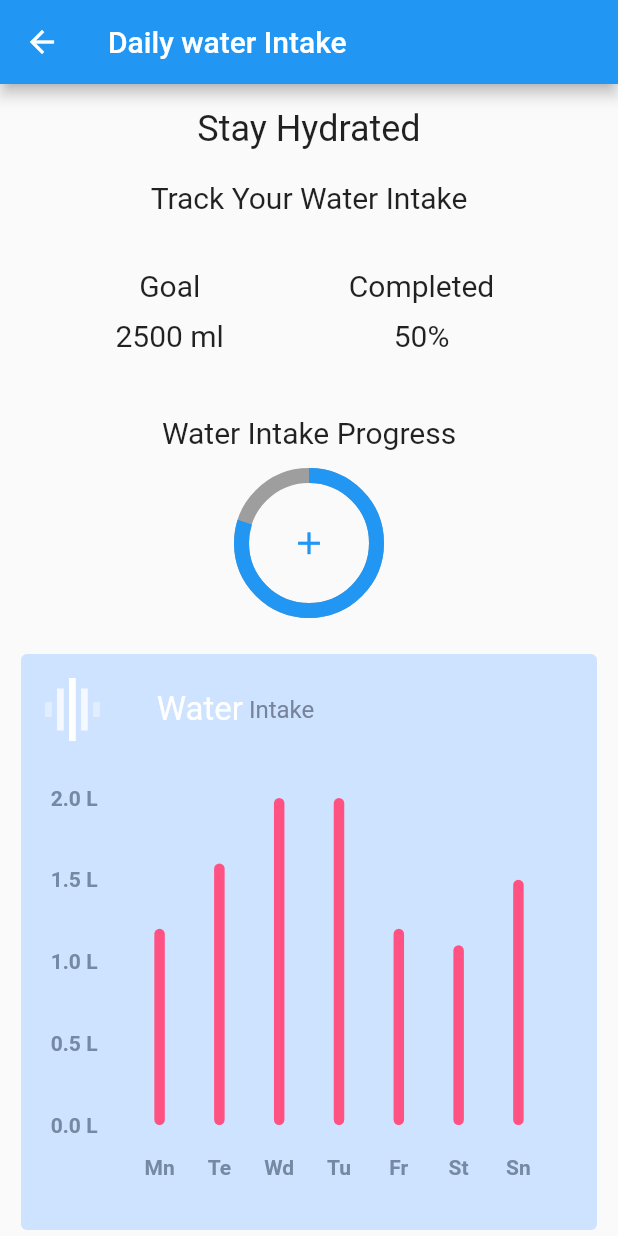
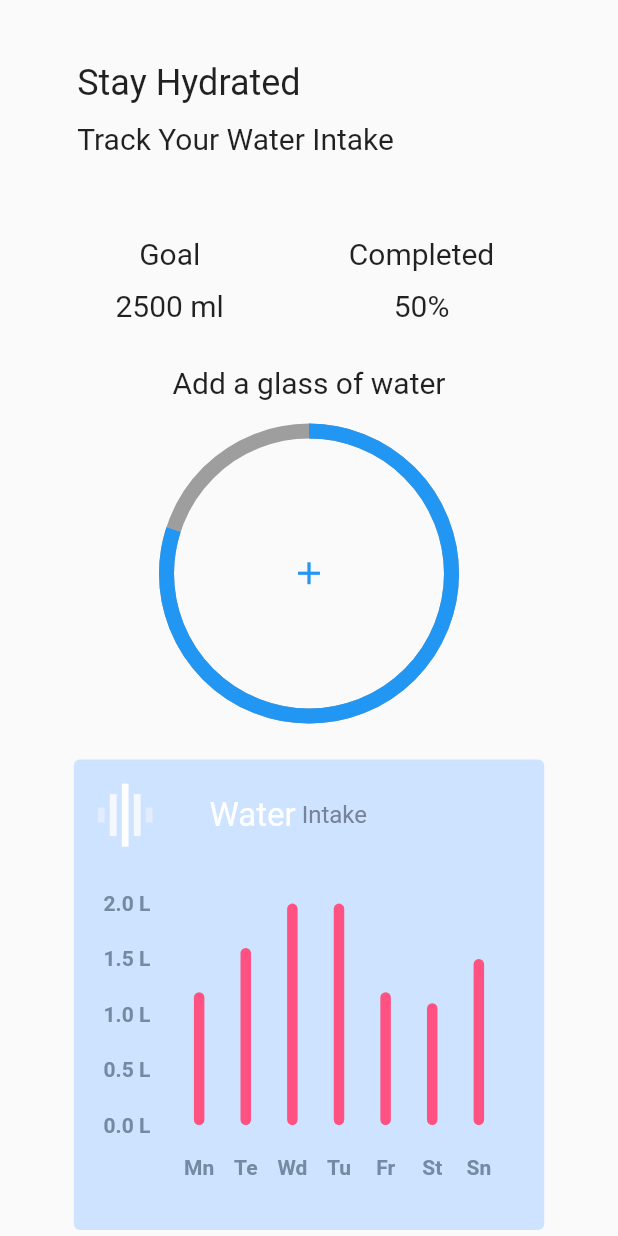
Before and after one commit to SumayaSiddique/Care_4_U_project, a Flutter app: the WaterIntake screen opened directly, on a phone screen of 412 x 824 dp. Run offline on Flutter 3.47's test engine with Material 2 defaults, Android fonts, the phone set to English and light mode, and no system bars; drawn by our look-alikes of fl_chart, percent_indicator; our stand-ins replace carousel_slider, cloud_firestore, firebase_auth, firebase_core, flutter_local_notifications, flutter_svg and 11 more; accounts and stored records are empty; network calls fail; Roboto replaces fonts that are missing (SF Pro Rounded); project files that could hold a hidden picture were left out.

Commit message:
Fixed the padding issue and removed the app bar

```diff
--- a/care_4_u_project/lib/Screens/Water Intake/WaterIntake.dart
+++ b/care_4_u_project/lib/Screens/Water Intake/WaterIntake.dart
@@ -14,15 +14,15 @@ class _WaterIntakeState extends State<WaterIntake> {
   @override
   Widget build(BuildContext context) {
     return Scaffold(
-      appBar: AppBar(
-        title: Text("Daily water Intake"),
-      ),
       body: Column(
         children: [
           Padding(
-            padding: const EdgeInsets.all(16.0),
-            child: Center(
+            padding: EdgeInsets.symmetric(
+              horizontal: Get.width / 8.0,
+              vertical: Get.height / 20.0,
+            ),
             child: Column(
+              crossAxisAlignment: CrossAxisAlignment.stretch,
               children: [
                 Text(
                   "Stay Hydrated",
@@ -31,7 +31,7 @@ class _WaterIntakeState extends State<WaterIntake> {
                   ),
                 ),
                 SizedBox(
-                    height: 20.0,
+                  height: 12.0,
                 ),
                 Text(
                   "Track Your Water Intake",
@@ -42,9 +42,8 @@ class _WaterIntakeState extends State<WaterIntake> {
               ],
             ),
           ),
-          ),
           SizedBox(
-            height: 20.0,
+            height: 12.0,
           ),
           Row(
             children: [
@@ -60,7 +59,7 @@ class _WaterIntakeState extends State<WaterIntake> {
                     ),
                   ),
                   SizedBox(
-                    height: 10.0,
+                    height: 12.0,
                   ),
                   Text(
                     "2500 ml",
@@ -82,7 +81,7 @@ class _WaterIntakeState extends State<WaterIntake> {
                     ),
                   ),
                   SizedBox(
-                    height: 10.0,
+                    height: 12.0,
                   ),
                   Text(
                     "50%",
@@ -95,18 +94,18 @@ class _WaterIntakeState extends State<WaterIntake> {
             ],
           ),
           SizedBox(
-            height: 30.0,
+            height: 12.0,
           ),
           CircularPercentIndicator(
-            radius: 100.0,
+            radius: 200.0,
             lineWidth: 10.0,
             percent: 0.8,
             animation: true,
             animationDuration: 1200,
             header: Padding(
-              padding: const EdgeInsets.symmetric(vertical: 12.0),
+              padding: const EdgeInsets.symmetric(vertical: 16.0),
               child: Text(
-                "Water Intake Progress",
+                "Add a glass of water",
                 style: TextStyle(
                   fontSize: Get.textTheme.headline6!.fontSize,
                 ),
```
Lines whose indentation alone changed are shown as unchanged.
